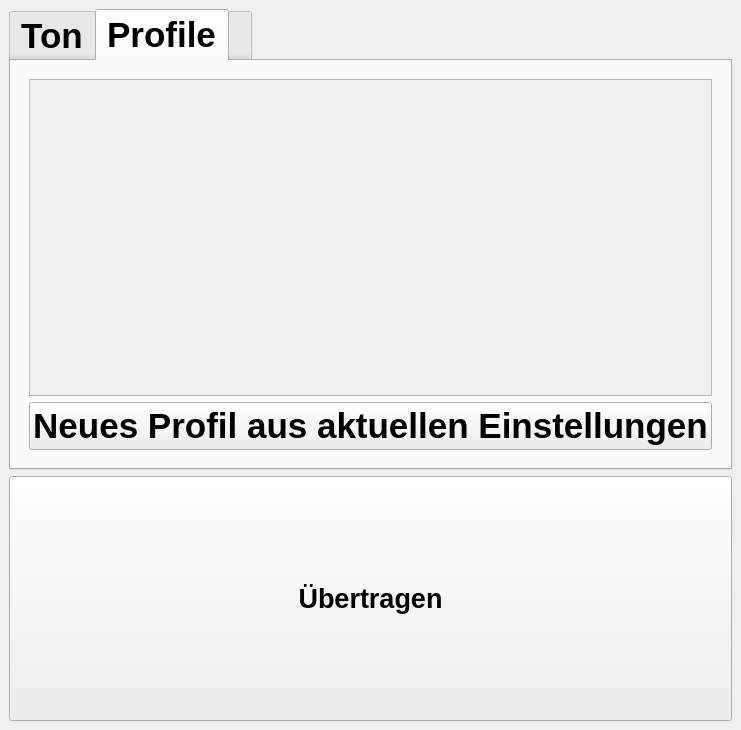
The window that klingelballui.ui (Sammasas/Klingelball-App) describes before a commit, drawn with Qt 5.
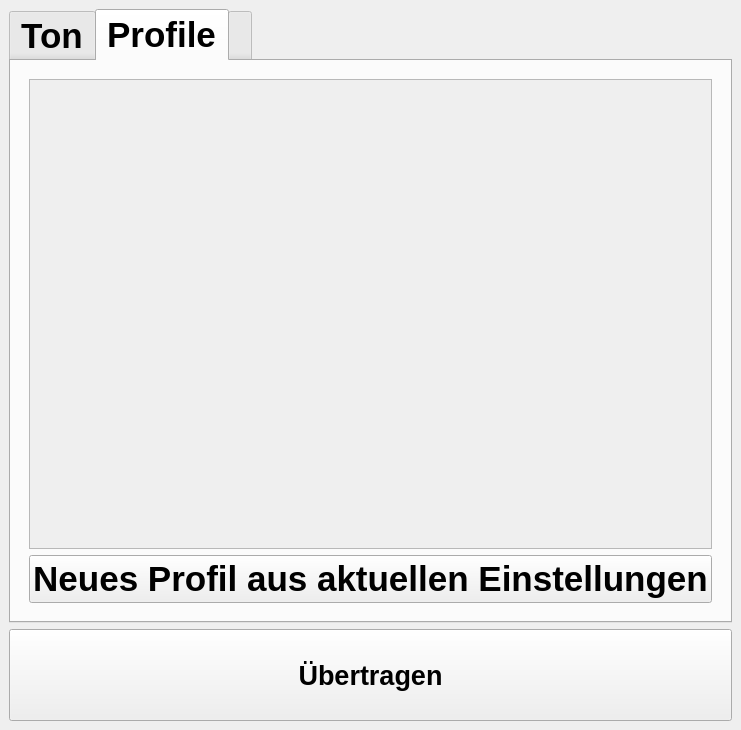
The same window after the commit. The open tabs and pages were chosen to show the change. Icons and pictures are not drawn.

What changed in the file:
```diff
--- a/klingelballui.ui
+++ b/klingelballui.ui
@@ -17,7 +17,7 @@
    <string notr="true">QPushButton{border-image: url(:/new/prefix1/ButtonUp.png);}</string>
   </property>
   <widget class="QWidget" name="centralwidget">
-   <layout class="QVBoxLayout" name="verticalLayout_2" stretch="0,1">
+   <layout class="QVBoxLayout" name="verticalLayout_2" stretch="20,3">
     <item>
      <widget class="QTabWidget" name="tabWidget">
       <property name="enabled">
@@ -447,8 +447,8 @@
                 <rect>
                  <x>0</x>
                  <y>0</y>
-                 <width>406</width>
-                 <height>203</height>
+                 <width>388</width>
+                 <height>474</height>
                 </rect>
                </property>
                <layout class="QGridLayout" name="gridLayout_2"/>
@@ -481,7 +481,7 @@
         <string>Einstellungen</string>
        </property>
        <attribute name="icon">
-        <iconset>
+        <iconset resource="UI-Resources.qrc">
          <normaloff>:/Icons/settings_icon_176440.png</normaloff>:/Icons/settings_icon_176440.png</iconset>
        </attribute>
        <attribute name="title">
```
